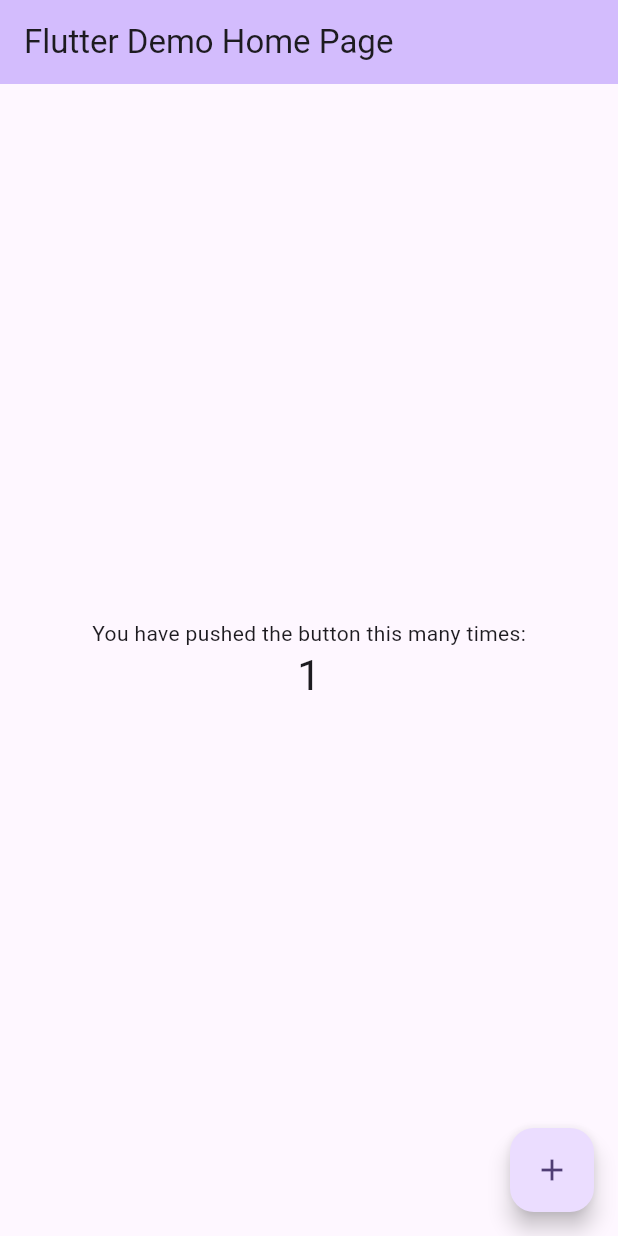
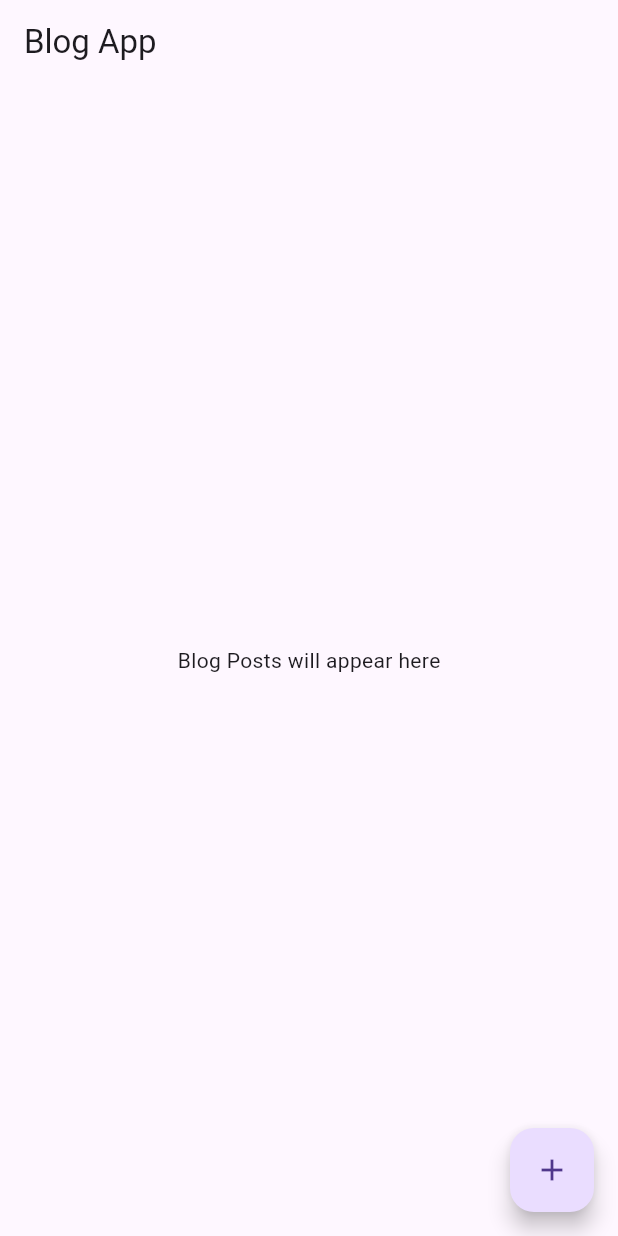
Before and after one commit to AyaAbdElmoneim158/blog-app, a Flutter app: the screen it shows after launch, after a tap on the "add" icon, on a phone screen of 412 x 824 dp. Run offline on Flutter 3.47's test engine with Material 3 defaults, Android fonts, the phone set to English and light mode, and no system bars.

```diff
--- /dev/null
+++ b/app/lib/blog_app.dart
@@ -0,0 +1,33 @@
+import 'package:flutter/material.dart';
+
+class BlogApp extends StatelessWidget {
+  const BlogApp({super.key});
+  @override
+  Widget build(BuildContext context) {
+    return const MaterialApp(
+      debugShowCheckedModeBanner: false,
+      title: 'Blog App',
+      home: BlogPage(),
+    );
+  }
+}
+
+class BlogPage extends StatelessWidget {
+  const BlogPage({super.key});
+
+  @override
+  Widget build(BuildContext context) {
+    return Scaffold(
+      appBar: AppBar(
+        title: const Text('Blog App'),
+      ),
+      body: const Center(
+        child: Text('Blog Posts will appear here'),
+      ),
+      floatingActionButton: FloatingActionButton(
+        onPressed: () {},
+        child: const Icon(Icons.add),
+      ),
+    );
+  }
+}
--- a/app/lib/main.dart
+++ b/app/lib/main.dart
@@ -1,125 +1,7 @@
 import 'package:flutter/material.dart';
+import 'blog_app.dart';
 
 void main() {
-  runApp(const MyApp());
+  WidgetsFlutterBinding.ensureInitialized();
+  runApp(const BlogApp());
 }
-
-class MyApp extends StatelessWidget {
-  const MyApp({super.key});
-
-  // This widget is the root of your application.
-  @override
-  Widget build(BuildContext context) {
-    return MaterialApp(
-      title: 'Flutter Demo',
-      theme: ThemeData(
-        // This is the theme of your application.
-        //
-        // TRY THIS: Try running your application with "flutter run". You'll see
-        // the application has a purple toolbar. Then, without quitting the app,
-        // try changing the seedColor in the colorScheme below to Colors.green
-        // and then invoke "hot reload" (save your changes or press the "hot
-        // reload" button in a Flutter-supported IDE, or press "r" if you used
-        // the command line to start the app).
-        //
-        // Notice that the counter didn't reset back to zero; the application
-        // state is not lost during the reload. To reset the state, use hot
-        // restart instead.
-        //
-        // This works for code too, not just values: Most code changes can be
-        // tested with just a hot reload.
-        colorScheme: ColorScheme.fromSeed(seedColor: Colors.deepPurple),
-        useMaterial3: true,
-      ),
-      home: const MyHomePage(title: 'Flutter Demo Home Page'),
-    );
-  }
-}
-
-class MyHomePage extends StatefulWidget {
-  const MyHomePage({super.key, required this.title});
-
-  // This widget is the home page of your application. It is stateful, meaning
-  // that it has a State object (defined below) that contains fields that affect
-  // how it looks.
-
-  // This class is the configuration for the state. It holds the values (in this
-  // case the title) provided by the parent (in this case the App widget) and
-  // used by the build method of the State. Fields in a Widget subclass are
-  // always marked "final".
-
-  final String title;
-
-  @override
-  State<MyHomePage> createState() => _MyHomePageState();
-}
-
-class _MyHomePageState extends State<MyHomePage> {
-  int _counter = 0;
-
-  void _incrementCounter() {
-    setState(() {
-      // This call to setState tells the Flutter framework that something has
-      // changed in this State, which causes it to rerun the build method below
-      // so that the display can reflect the updated values. If we changed
-      // _counter without calling setState(), then the build method would not be
-      // called again, and so nothing would appear to happen.
-      _counter++;
-    });
-  }
-
-  @override
-  Widget build(BuildContext context) {
-    // This method is rerun every time setState is called, for instance as done
-    // by the _incrementCounter method above.
-    //
-    // The Flutter framework has been optimized to make rerunning build methods
-    // fast, so that you can just rebuild anything that needs updating rather
-    // than having to individually change instances of widgets.
-    return Scaffold(
-      appBar: AppBar(
-        // TRY THIS: Try changing the color here to a specific color (to
-        // Colors.amber, perhaps?) and trigger a hot reload to see the AppBar
-        // change color while the other colors stay the same.
-        backgroundColor: Theme.of(context).colorScheme.inversePrimary,
-        // Here we take the value from the MyHomePage object that was created by
-        // the App.build method, and use it to set our appbar title.
-        title: Text(widget.title),
-      ),
-      body: Center(
-        // Center is a layout widget. It takes a single child and positions it
-        // in the middle of the parent.
-        child: Column(
-          // Column is also a layout widget. It takes a list of children and
-          // arranges them vertically. By default, it sizes itself to fit its
-          // children horizontally, and tries to be as tall as its parent.
-          //
-          // Column has various properties to control how it sizes itself and
-          // how it positions its children. Here we use mainAxisAlignment to
-          // center the children vertically; the main axis here is the vertical
-          // axis because Columns are vertical (the cross axis would be
-          // horizontal).
-          //
-          // TRY THIS: Invoke "debug painting" (choose the "Toggle Debug Paint"
-          // action in the IDE, or press "p" in the console), to see the
-          // wireframe for each widget.
-          mainAxisAlignment: MainAxisAlignment.center,
-          children: <Widget>[
-            const Text(
-              'You have pushed the button this many times:',
-            ),
-            Text(
-              '$_counter',
-              style: Theme.of(context).textTheme.headlineMedium,
-            ),
-          ],
-        ),
-      ),
-      floatingActionButton: FloatingActionButton(
-        onPressed: _incrementCounter,
-        tooltip: 'Increment',
-        child: const Icon(Icons.add),
-      ), // This trailing comma makes auto-formatting nicer for build methods.
-    );
-  }
-}
```
Also changed, not shown: app/pubspec.yaml (+15 -74 lines), app/pubspec.lock, 6 other files.
